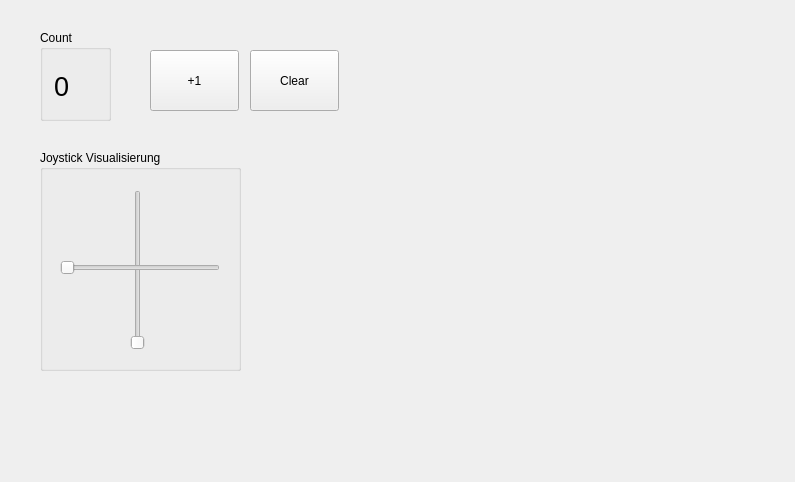
This is view.ui in chP6/Konzept_ErstesBeispiel as Qt 5 draws it before an edit. The edited form follows.
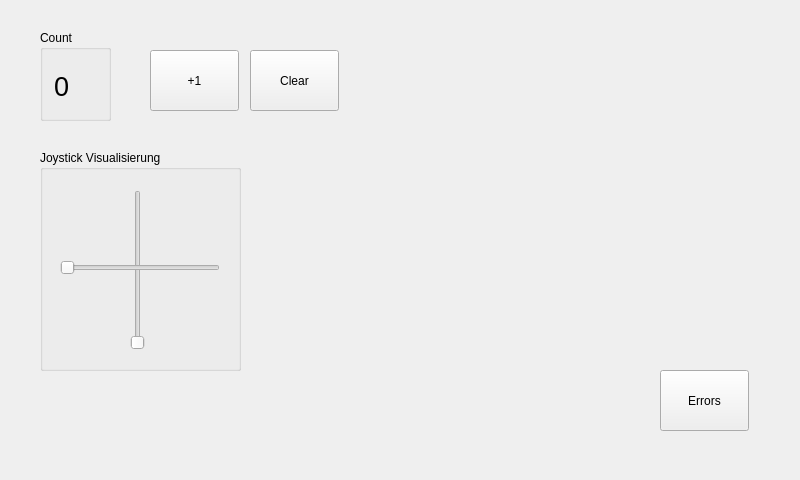
This is the edited form.

Commit message: Error handling implementiert

```diff
--- a/view.ui
+++ b/view.ui
@@ -6,8 +6,8 @@
    <rect>
     <x>0</x>
     <y>0</y>
-    <width>795</width>
-    <height>482</height>
+    <width>800</width>
+    <height>480</height>
    </rect>
   </property>
   <property name="windowTitle">
@@ -117,6 +117,19 @@
     </property>
    </widget>
   </widget>
+  <widget class="QPushButton" name="pbErrors">
+   <property name="geometry">
+    <rect>
+     <x>660</x>
+     <y>370</y>
+     <width>89</width>
+     <height>61</height>
+    </rect>
+   </property>
+   <property name="text">
+    <string>Errors</string>
+   </property>
+  </widget>
  </widget>
  <layoutdefault spacing="6" margin="11"/>
  <resources/>
```
Left out of the diff: 3 changed lines with no effect on the pictures. The commit also changes 21 other files.
